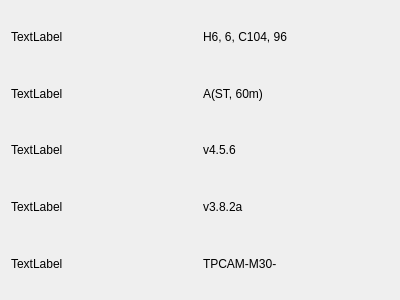
Before: the Qt Designer form SystemInfoWidget.ui in wruwami/TPCAM-M30, drawn with Qt 5.
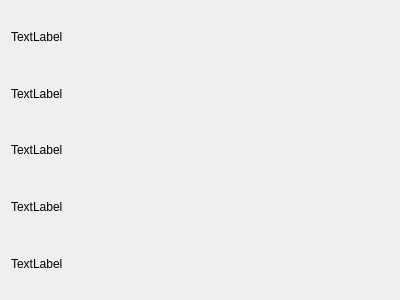
After: the same form once the commit is applied.

Patch:
```diff
--- a/SystemInfoWidget.ui
+++ b/SystemInfoWidget.ui
@@ -19,21 +19,21 @@
      <item row="2" column="1">
       <widget class="QLabel" name="camValueLabel">
        <property name="text">
-        <string>v4.5.6</string>
+        <string/>
        </property>
       </widget>
      </item>
      <item row="3" column="1">
       <widget class="QLabel" name="laserValueLabel">
        <property name="text">
-        <string>v3.8.2a</string>
+        <string/>
        </property>
       </widget>
      </item>
      <item row="4" column="1">
       <widget class="QLabel" name="serialNumberValueLabel">
        <property name="text">
-        <string>TPCAM-M30-</string>
+        <string/>
        </property>
       </widget>
      </item>
@@ -75,14 +75,14 @@
      <item row="0" column="1">
       <widget class="QLabel" name="alignValueLabel">
        <property name="text">
-        <string>H6, 6, C104, 96</string>
+        <string/>
        </property>
       </widget>
      </item>
      <item row="1" column="1">
       <widget class="QLabel" name="modeValueLabel">
        <property name="text">
-        <string>A(ST, 60m)</string>
+        <string/>
        </property>
       </widget>
      </item>
```
